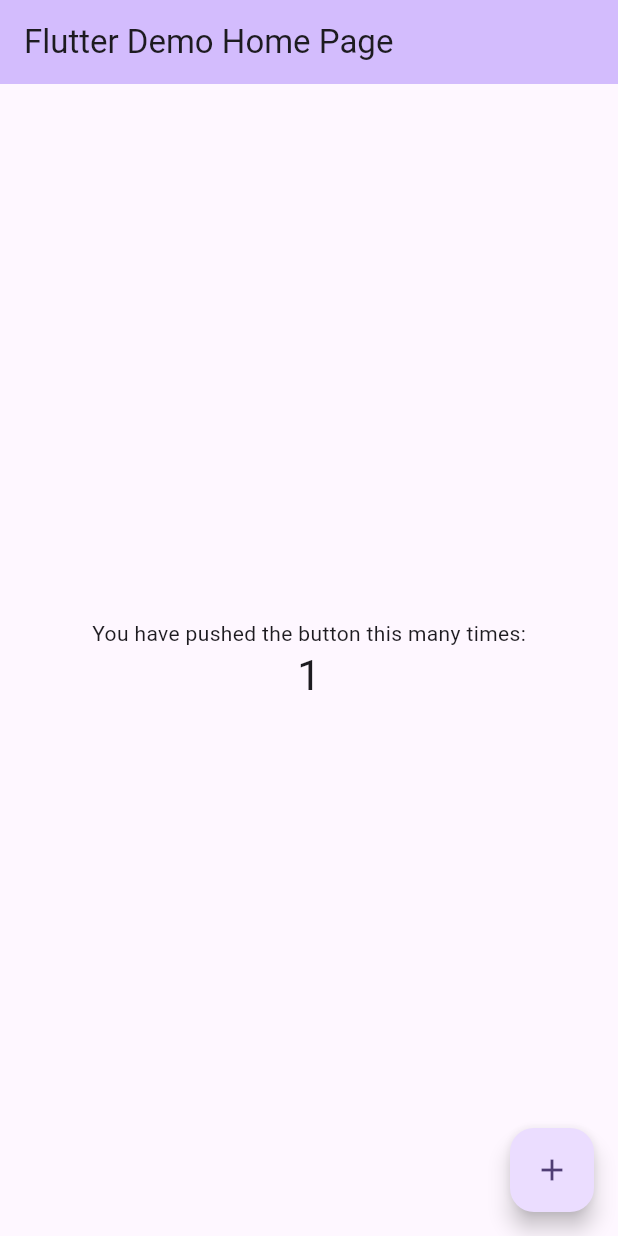
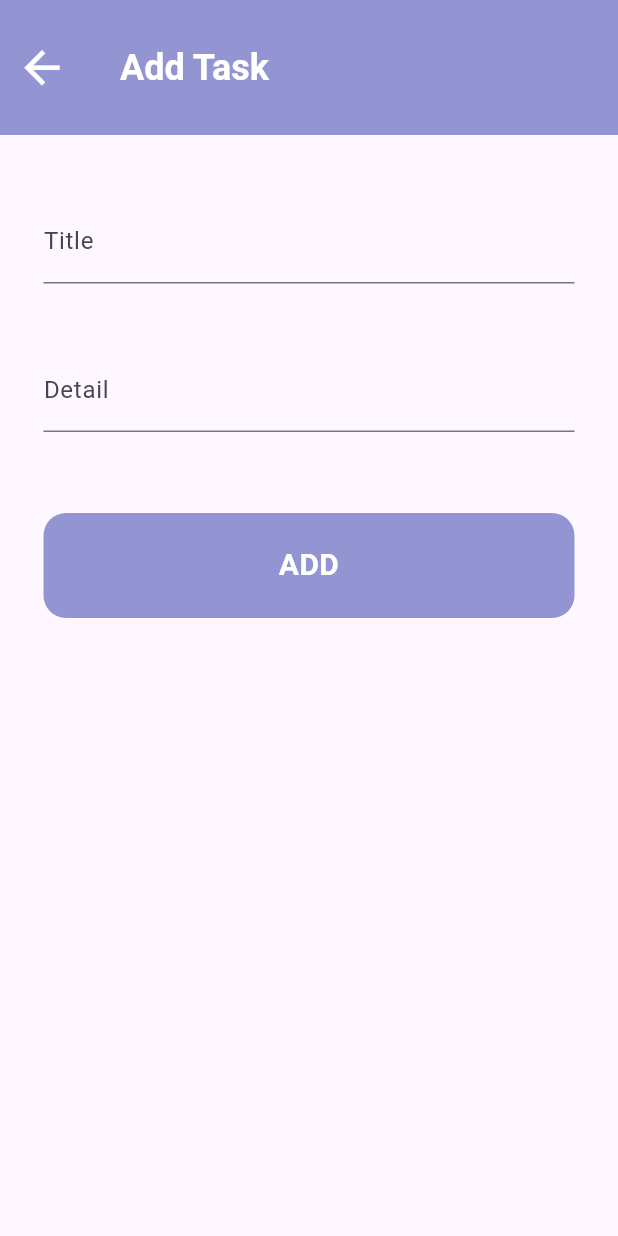
Before and after one commit to minKasent/Todo-app-with-rest-api, a Flutter app: the screen it shows after launch, after a tap on the "add" icon, on a phone screen of 412 x 824 dp. Run offline on Flutter 3.47's test engine with Material 3 defaults, Android fonts, the phone set to English and light mode, and no system bars; Roboto replaces fonts that are missing (Jost).

Commit message:
feat(home) : create home screen

```diff
--- /dev/null
+++ b/lib/components/app_text.dart
@@ -0,0 +1,18 @@
+import 'package:flutter/cupertino.dart';
+
+import 'app_text_style.dart';
+
+class AppText extends StatelessWidget {
+  final String content ;
+  final TextStyle? style ;
+  const AppText({super.key, required this.content, this.style});
+
+  @override
+  Widget build(BuildContext context) {
+    return Text(
+      content,
+      style: style ??  AppTextStyle.text10Regular,textAlign: TextAlign.center,
+
+    );
+  }
+}
--- /dev/null
+++ b/lib/components/app_text_field.dart
@@ -0,0 +1,26 @@
+import 'package:flutter/material.dart';
+import 'package:todo_app_with_rest_api/components/app_text_style.dart';
+
+class AppTextField extends StatelessWidget {
+  final String label;
+  final TextEditingController? controller;
+
+  const AppTextField({
+    super.key,
+    required this.label,
+    this.controller,
+  });
+
+  @override
+  Widget build(BuildContext context) {
+    return TextField(
+      style: AppTextStyle.text10Regular.copyWith(fontSize: 16),
+      controller: controller,
+      decoration: InputDecoration(
+        labelText: label,
+        border: UnderlineInputBorder(),
+      ),
+    );
+
+  }
+}
--- /dev/null
+++ b/lib/components/app_text_style.dart
@@ -0,0 +1,24 @@
+import 'package:flutter/material.dart';
+import 'package:todo_app_with_rest_api/constants/app_colors_path.dart';
+
+class AppTextStyle {
+
+  static final text24SemiBold = TextStyle(
+    fontFamily: 'Jost',
+    fontSize: 24,
+    fontWeight: FontWeight.w600,
+    color: AppColorsPath.white,
+  );
+  static final text13Semibold = TextStyle(
+    fontFamily: 'Jost',
+    fontSize: 13,
+    fontWeight: FontWeight.w600,
+    color: AppColorsPath.purple,
+  );
+  static final text10Regular = TextStyle(
+    fontFamily: "Jost",
+    fontSize: 10,
+    fontWeight: FontWeight.w400,
+    color: AppColorsPath.dark,
+  );
+}
--- /dev/null
+++ b/lib/constants/app_colors_path.dart
@@ -0,0 +1,10 @@
+import 'dart:ui';
+
+class AppColorsPath{
+  static Color lightWhite = const Color(0xFFD6D7EF);
+  static Color white = const Color(0xFFFFFFFF);
+  static Color gray = const Color(0xFF8B8787);
+  static Color dark = const Color(0xFF000000);
+  static Color purple = const Color(0xFF9395D3);
+  static Color lighPurple = const Color(0xFFB3B7EE);
+}
--- a/lib/main.dart
+++ b/lib/main.dart
@@ -1,4 +1,9 @@
 import 'package:flutter/material.dart';
+import 'package:todo_app_with_rest_api/screens/add_screen.dart';
+import 'package:todo_app_with_rest_api/screens/completed_screen.dart';
+import 'package:todo_app_with_rest_api/screens/edit_screen.dart';
+
+import 'screens/home_screen.dart';
 
 void main() {
   runApp(const MyApp());
@@ -11,112 +16,19 @@ class MyApp extends StatelessWidget {
   @override
   Widget build(BuildContext context) {
     return MaterialApp(
+      debugShowCheckedModeBanner: false,
       title: 'Flutter Demo',
+      initialRoute: '/',
+      routes: {
+        '/': (context) =>  HomeScreen(),
+        '/add': (context) =>  AddScreen(),
+        '/edit': (context) =>  EditScreen(),
+        '/complete': (context) =>  CompletedScreen(),
+      },
       theme: ThemeData(
-        // This is the theme of your application.
-        //
-        // TRY THIS: Try running your application with "flutter run". You'll see
-        // the application has a purple toolbar. Then, without quitting the app,
-        // try changing the seedColor in the colorScheme below to Colors.green
-        // and then invoke "hot reload" (save your changes or press the "hot
-        // reload" button in a Flutter-supported IDE, or press "r" if you used
-        // the command line to start the app).
-        //
-        // Notice that the counter didn't reset back to zero; the application
-        // state is not lost during the reload. To reset the state, use hot
-        // restart instead.
-        //
-        // This works for code too, not just values: Most code changes can be
-        // tested with just a hot reload.
+
         colorScheme: ColorScheme.fromSeed(seedColor: Colors.deepPurple),
       ),
-      home: const MyHomePage(title: 'Flutter Demo Home Page'),
     );
   }
 }
-
-class MyHomePage extends StatefulWidget {
-  const MyHomePage({super.key, required this.title});
-
-  // This widget is the home page of your application. It is stateful, meaning
-  // that it has a State object (defined below) that contains fields that affect
-  // how it looks.
-
-  // This class is the configuration for the state. It holds the values (in this
-  // case the title) provided by the parent (in this case the App widget) and
-  // used by the build method of the State. Fields in a Widget subclass are
-  // always marked "final".
-
-  final String title;
-
-  @override
-  State<MyHomePage> createState() => _MyHomePageState();
-}
-
-class _MyHomePageState extends State<MyHomePage> {
-  int _counter = 0;
-
-  void _incrementCounter() {
-    setState(() {
-      // This call to setState tells the Flutter framework that something has
-      // changed in this State, which causes it to rerun the build method below
-      // so that the display can reflect the updated values. If we changed
-      // _counter without calling setState(), then the build method would not be
-      // called again, and so nothing would appear to happen.
-      _counter++;
-    });
-  }
-
-  @override
-  Widget build(BuildContext context) {
-    // This method is rerun every time setState is called, for instance as done
-    // by the _incrementCounter method above.
-    //
-    // The Flutter framework has been optimized to make rerunning build methods
-    // fast, so that you can just rebuild anything that needs updating rather
-    // than having to individually change instances of widgets.
-    return Scaffold(
-      appBar: AppBar(
-        // TRY THIS: Try changing the color here to a specific color (to
-        // Colors.amber, perhaps?) and trigger a hot reload to see the AppBar
-        // change color while the other colors stay the same.
-        backgroundColor: Theme.of(context).colorScheme.inversePrimary,
-        // Here we take the value from the MyHomePage object that was created by
-        // the App.build method, and use it to set our appbar title.
-        title: Text(widget.title),
-      ),
-      body: Center(
-        // Center is a layout widget. It takes a single child and positions it
-        // in the middle of the parent.
-        child: Column(
-          // Column is also a layout widget. It takes a list of children and
-          // arranges them vertically. By default, it sizes itself to fit its
-          // children horizontally, and tries to be as tall as its parent.
-          //
-          // Column has various properties to control how it sizes itself and
-          // how it positions its children. Here we use mainAxisAlignment to
-          // center the children vertically; the main axis here is the vertical
-          // axis because Columns are vertical (the cross axis would be
-          // horizontal).
-          //
-          // TRY THIS: Invoke "debug painting" (choose the "Toggle Debug Paint"
-          // action in the IDE, or press "p" in the console), to see the
-          // wireframe for each widget.
-          mainAxisAlignment: MainAxisAlignment.center,
-          children: <Widget>[
-            const Text('You have pushed the button this many times:'),
-            Text(
-              '$_counter',
-              style: Theme.of(context).textTheme.headlineMedium,
-            ),
-          ],
-        ),
-      ),
-      floatingActionButton: FloatingActionButton(
-        onPressed: _incrementCounter,
-        tooltip: 'Increment',
-        child: const Icon(Icons.add),
-      ), // This trailing comma makes auto-formatting nicer for build methods.
-    );
-  }
-}
--- /dev/null
+++ b/lib/screens/add_screen.dart
@@ -0,0 +1,129 @@
+import 'package:flutter/material.dart';
+import '../components/app_text.dart';
+import '../components/app_text_field.dart';
+import '../components/app_text_style.dart';
+import '../constants/app_colors_path.dart';
+
+class AddScreen extends StatelessWidget {
+  final titleController = TextEditingController();
+  final detailController = TextEditingController();
+  AddScreen({super.key});
+  @override
+  Widget build(BuildContext context) {
+    final size = MediaQuery.of(context);
+    return Scaffold(
+      appBar: AppBar(
+        iconTheme: IconThemeData(color: AppColorsPath.white, size: 35),
+        toolbarHeight: 90,
+        backgroundColor: AppColorsPath.purple,
+        title: Container(
+          padding: EdgeInsets.only(right: 15, left: 8),
+          child: Row(
+            mainAxisAlignment: MainAxisAlignment.spaceBetween,
+            children: [
+              AppText(style: AppTextStyle.text24SemiBold, content: 'Add Task'),
+            ],
+          ),
+        ),
+      ),
+      body: Padding(
+        padding: EdgeInsets.only(left: 29, right: 29, top: 43),
+        child: Column(
+          children: [
+            AppTextField(label: 'Title', controller: titleController),
+            SizedBox(height: 43),
+            AppTextField(label: 'Detail', controller: detailController),
+            SizedBox(height: 54),
+            GestureDetector(
+              onTap: () {
+                String title = titleController.text.trim();
+                String detail = detailController.text.trim();
+                if (title.isEmpty || detail.isEmpty) {
+                  ScaffoldMessenger.of(context).showSnackBar(
+                    SnackBar(
+                      content: Row(
+                        children: [
+                          Icon(
+                            Icons.error_outline,
+                            color: Colors.white,
+                            size: 28,
+                          ),
+                          SizedBox(width: 12),
+                          Expanded(
+                            child: Text(
+                              'Không được để trống Title hoặc Detail',
+                              style: TextStyle(
+                                color: Colors.white,
+                                fontSize: 16,
+                                fontWeight: FontWeight.bold,
+                              ),
+                            ),
+                          ),
+                        ],
+                      ),
+                      backgroundColor: Color(0xFFD32F2F),
+                      behavior: SnackBarBehavior.floating,
+                      shape: RoundedRectangleBorder(
+                        borderRadius: BorderRadius.circular(16),
+                      ),
+                      margin: EdgeInsets.symmetric(
+                        horizontal: 24,
+                        vertical: 16,
+                      ),
+                      duration: Duration(seconds: 2),
+                    ),
+                  );
+                  return;
+                }
+                ScaffoldMessenger.of(context).showSnackBar(
+                  SnackBar(
+                    content: Row(
+                      children: [
+                        Icon(Icons.check_circle, color: Colors.white, size: 28),
+                        SizedBox(width: 12),
+                        Expanded(
+                          child: Text(
+                            'Lưu thành công!',
+                            style: TextStyle(
+                              color: Colors.white,
+                              fontSize: 16,
+                              fontWeight: FontWeight.bold,
+                            ),
+                          ),
+                        ),
+                      ],
+                    ),
+                    backgroundColor: Color(0xFF43A047),
+                    behavior: SnackBarBehavior.floating,
+                    shape: RoundedRectangleBorder(
+                      borderRadius: BorderRadius.circular(16),
+                    ),
+                    margin: EdgeInsets.symmetric(horizontal: 24, vertical: 16),
+                    duration: Duration(seconds: 2),
+                  ),
+                );
+              },
+              child: Container(
+                width: size.size.width,
+                height: 70,
+                decoration: BoxDecoration(
+                  borderRadius: BorderRadius.circular(15),
+                  color: AppColorsPath.purple,
+                ),
+                child: Column(
+                  mainAxisAlignment: MainAxisAlignment.center,
+                  children: [
+                    AppText(
+                      content: "ADD",
+                      style: AppTextStyle.text24SemiBold.copyWith(fontSize: 20),
+                    ),
+                  ],
+                ),
+              ),
+            ),
+          ],
+        ),
+      ),
+    );
+  }
+}
--- /dev/null
+++ b/lib/screens/home_screen.dart
@@ -0,0 +1,138 @@
+import 'package:flutter/material.dart';
+import 'package:todo_app_with_rest_api/components/app_text.dart';
+import 'package:todo_app_with_rest_api/components/app_text_style.dart';
+import 'package:todo_app_with_rest_api/screens/add_screen.dart';
+
+import '../constants/app_colors_path.dart';
+
+class HomeScreen extends StatelessWidget {
+  const HomeScreen({super.key});
+
+  @override
+  Widget build(BuildContext context) {
+    return Scaffold(
+      backgroundColor: AppColorsPath.lightWhite,
+      appBar: AppBar(
+        toolbarHeight: 90,
+        backgroundColor: AppColorsPath.purple,
+        title: Container(
+          padding: EdgeInsets.only(left:15, right: 15),
+          child: Row(
+            mainAxisAlignment: MainAxisAlignment.spaceBetween,
+            children: [
+              AppText(
+                style: AppTextStyle.text24SemiBold, content: 'TODO APP',
+              ),
+              Icon(
+                Icons.calendar_today,
+                size: 30,
+                color: AppColorsPath.white,
+              ),
+            ],
+          ),
+        ),
+      ),
+      body: Padding(
+        padding: const EdgeInsets.only(right: 7,top: 22,left: 7),
+        child: Column(
+          children: [
+            Container(
+              decoration: BoxDecoration(
+                color: AppColorsPath.white,
+                borderRadius: BorderRadius.circular(10),
+                boxShadow: [
+                  BoxShadow(
+                    color: AppColorsPath.dark.withValues(alpha: 0.25),
+                    blurRadius: 5,
+                    offset: Offset(0, 7),
+                  ),
+                ],
+              ),
+              padding: EdgeInsets.only(left: 19,top: 22,right: 30),
+              height: 82,
+              child: Container(
+                child: Row(
+                  mainAxisAlignment: MainAxisAlignment.spaceBetween,
+                  crossAxisAlignment: CrossAxisAlignment.center,
+                  children: [
+                    Column(
+                      children: [
+                        AppText(content: "TODO TITLE",style: AppTextStyle.text13Semibold),
+                        SizedBox(height: 5,),
+                        AppText(content: "TODO SUB TITLE",style: AppTextStyle.text10Regular,)
+                      ],
+                    ),
+                    Container(
+                      padding: EdgeInsets.only(bottom: 15),
+                      width: 130,
+                      child: Row(
+                        crossAxisAlignment: CrossAxisAlignment.start,
+                        mainAxisAlignment: MainAxisAlignment.spaceBetween,
+                        children: [
+                          GestureDetector(
+                              onTap: () {
+                                Navigator.pushNamed(context,
+                                    '/edit',
+                                    arguments: {
+                                      'title': 'todoTitle',
+                                      'detail': 'todoDetail '
+                                    }
+                                );
+                              },
+                              child: Icon(Icons.edit,color: AppColorsPath.lighPurple,)),
+                          Icon(Icons.delete_outline,color: AppColorsPath.lighPurple,),
+                          GestureDetector(
+                              onTap: (){
+                                Navigator.pushNamed(context, '/complete');
+                              },
+                              child: Icon(Icons.check_circle_outline,color: AppColorsPath.lighPurple,)),
+                        ],
+                      ),
+                    ),
+                  ],
+                ),
+              ),
+            ),
+          ],
+        ),
+      ),
+      floatingActionButton: FloatingActionButton(
+        onPressed: () {
+          Navigator.pushNamed(context, '/add');
+        },
+        backgroundColor: AppColorsPath.purple,
+        child: Icon(Icons.add, color: AppColorsPath.white, size: 30),
+      ),
+      bottomNavigationBar: Container(
+        height: 68,
+        decoration: BoxDecoration(
+          color: Colors.white,
+        ),
+        child: Padding(
+          padding: const EdgeInsets.only(top: 12),
+          child: Row(
+            mainAxisAlignment: MainAxisAlignment.spaceAround,
+            children: [
+             Column(
+               children: [
+                 Icon(
+                     Icons.format_list_bulleted,
+                   color: AppColorsPath.purple,
+                   size: 30,
+                 ),
+                 AppText(content: "All",style: AppTextStyle.text10Regular.copyWith(color: AppColorsPath.purple),),
+               ],
+             ),
+              Column(
+                children: [
+                  Icon(Icons.check,color: AppColorsPath.purple,size: 30,),
+                  AppText(content: "Completed",style: AppTextStyle.text10Regular.copyWith(color: AppColorsPath.purple),),
+                ],
+              ),
+            ],
+          ),
+        ),
+      ),
+    );
+  }
+}
```
Also changed, not shown: lib/screens/completed_screen.dart (added, +14 -0 lines), lib/screens/edit_screen.dart (added, +165 -0 lines), pubspec.yaml (+10 -15 lines), assets/fonts/Jost-Regular.ttf (added), assets/fonts/Jost-SemiBold.ttf (added).
